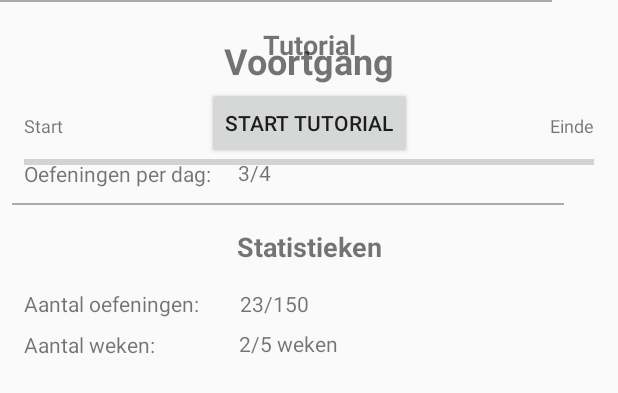
After one commit to s1086439/IPMEDT4_H, an Android app: the layout activity_profile.xml on its own in the app's theme, with its tools: preview values and no code run, on a phone screen of 412 x 824 dp. The commit adds this screen. Shown: the top 393 px of the screen. Run offline under Robolectric (Android 15) with nearby library versions, the phone set to English and light mode, and no system bars.

Commit message:
Voortgang activity gemaakt

```diff
--- /dev/null
+++ b/app/src/main/res/layout/activity_profile.xml
@@ -0,0 +1,202 @@
+<?xml version="1.0" encoding="utf-8"?>
+<android.support.constraint.ConstraintLayout
+    xmlns:android="http://schemas.android.com/apk/res/android"
+    xmlns:app="http://schemas.android.com/apk/res-auto"
+    xmlns:tools="http://schemas.android.com/tools"
+    android:layout_width="match_parent"
+    android:layout_height="match_parent">
+
+    <ProgressBar
+        android:id="@+id/progressBar"
+        style="?android:attr/progressBarStyleHorizontal"
+        android:layout_width="0dp"
+        android:layout_height="wrap_content"
+        android:layout_marginLeft="16dp"
+        app:layout_constraintLeft_toLeftOf="parent"
+        android:layout_marginRight="16dp"
+        app:layout_constraintRight_toRightOf="parent"
+        app:layout_constraintHorizontal_bias="0.0"
+        android:layout_marginStart="16dp"
+        android:layout_marginEnd="16dp"
+        android:layout_marginTop="43dp"
+        app:layout_constraintTop_toBottomOf="@+id/textView2" />
+
+    <TextView
+        android:id="@+id/textView2"
+        android:layout_width="wrap_content"
+        android:layout_height="wrap_content"
+        android:layout_marginEnd="8dp"
+        android:layout_marginLeft="8dp"
+        android:layout_marginRight="8dp"
+        android:layout_marginStart="8dp"
+        android:layout_marginTop="24dp"
+        android:text="Voortgang"
+        android:textSize="24sp"
+        android:textStyle="bold"
+        app:layout_constraintHorizontal_bias="0.501"
+        app:layout_constraintLeft_toLeftOf="parent"
+        app:layout_constraintRight_toRightOf="parent"
+        app:layout_constraintTop_toTopOf="parent" />
+
+    <View
+        android:layout_width="368dp"
+        android:layout_height="1dp"
+        android:background="@android:color/darker_gray"
+        android:id="@+id/view"
+        android:layout_marginTop="19dp"
+        app:layout_constraintTop_toBottomOf="@+id/progressBar"
+        android:layout_marginRight="8dp"
+        app:layout_constraintRight_toRightOf="parent"
+        android:layout_marginLeft="8dp"
+        app:layout_constraintLeft_toLeftOf="parent"
+        android:layout_marginStart="8dp"
+        android:layout_marginEnd="8dp"
+        app:layout_constraintHorizontal_bias="0.0" />
+
+    <View
+        android:id="@+id/view2"
+        android:layout_width="368dp"
+        android:layout_height="1dp"
+        android:layout_marginEnd="8dp"
+        android:layout_marginStart="8dp"
+        android:background="@android:color/darker_gray"
+        tools:layout_editor_absoluteX="8dp"
+        tools:layout_editor_absoluteY="271dp" />
+
+    <TextView
+        android:id="@+id/textView3"
+        android:layout_width="wrap_content"
+        android:layout_height="wrap_content"
+        android:layout_marginTop="8dp"
+        android:text="Aantal weken:"
+        app:layout_constraintTop_toBottomOf="@+id/textView5"
+        android:layout_marginLeft="16dp"
+        app:layout_constraintLeft_toLeftOf="parent" />
+
+    <TextView
+        android:id="@+id/textView6"
+        android:layout_width="wrap_content"
+        android:layout_height="wrap_content"
+        android:text="23/150"
+        app:layout_constraintLeft_toRightOf="@+id/textView5"
+        android:layout_marginLeft="27dp"
+        android:layout_marginRight="8dp"
+        app:layout_constraintRight_toRightOf="parent"
+        app:layout_constraintHorizontal_bias="0.0"
+        android:layout_marginTop="16dp"
+        app:layout_constraintTop_toBottomOf="@+id/textView10" />
+
+    <TextView
+        android:id="@+id/textView5"
+        android:layout_width="wrap_content"
+        android:layout_height="wrap_content"
+        android:text="Aantal oefeningen:"
+        android:layout_marginLeft="16dp"
+        app:layout_constraintLeft_toLeftOf="parent"
+        android:layout_marginTop="16dp"
+        app:layout_constraintTop_toBottomOf="@+id/textView10" />
+
+    <TextView
+        android:id="@+id/textView7"
+        android:layout_width="wrap_content"
+        android:layout_height="wrap_content"
+        android:layout_marginLeft="56dp"
+        android:layout_marginTop="7dp"
+        android:text="2/5 weken"
+        app:layout_constraintLeft_toRightOf="@+id/textView3"
+        app:layout_constraintTop_toBottomOf="@+id/textView6"
+        android:layout_marginRight="8dp"
+        app:layout_constraintRight_toRightOf="parent"
+        app:layout_constraintHorizontal_bias="0.0" />
+
+    <TextView
+        android:id="@+id/textView8"
+        android:layout_width="wrap_content"
+        android:layout_height="wrap_content"
+        android:layout_marginLeft="16dp"
+        android:layout_marginTop="7dp"
+        android:text="Oefeningen per dag:"
+        app:layout_constraintLeft_toLeftOf="parent"
+        app:layout_constraintTop_toBottomOf="@+id/textView3"
+        android:layout_marginBottom="16dp"
+        app:layout_constraintBottom_toTopOf="@+id/view2" />
+
+    <TextView
+        android:id="@+id/textView9"
+        android:layout_width="wrap_content"
+        android:layout_height="wrap_content"
+        android:layout_marginLeft="18dp"
+        android:layout_marginTop="7dp"
+        android:text="3/4"
+        app:layout_constraintLeft_toRightOf="@+id/textView8"
+        app:layout_constraintTop_toBottomOf="@+id/textView7"
+        android:layout_marginRight="8dp"
+        app:layout_constraintRight_toRightOf="parent"
+        app:layout_constraintHorizontal_bias="0.0"
+        android:layout_marginBottom="16dp"
+        app:layout_constraintBottom_toTopOf="@+id/view2" />
+
+    <TextView
+        android:id="@+id/textView10"
+        android:layout_width="wrap_content"
+        android:layout_height="wrap_content"
+        android:text="Statistieken"
+        android:textSize="18sp"
+        android:textStyle="bold"
+        android:layout_marginTop="15dp"
+        app:layout_constraintTop_toBottomOf="@+id/view"
+        android:layout_marginRight="8dp"
+        app:layout_constraintRight_toRightOf="parent"
+        android:layout_marginLeft="8dp"
+        app:layout_constraintLeft_toLeftOf="parent"
+        app:layout_constraintHorizontal_bias="0.501" />
+
+    <TextView
+        android:id="@+id/textView11"
+        android:layout_width="wrap_content"
+        android:layout_height="wrap_content"
+        android:text="Start"
+        android:textSize="12sp"
+        android:layout_marginBottom="8dp"
+        app:layout_constraintBottom_toTopOf="@+id/progressBar"
+        android:layout_marginLeft="16dp"
+        app:layout_constraintLeft_toLeftOf="parent" />
+
+    <TextView
+        android:id="@+id/textView12"
+        android:layout_width="wrap_content"
+        android:layout_height="wrap_content"
+        android:layout_marginBottom="8dp"
+        android:text="Einde"
+        android:textSize="12sp"
+        app:layout_constraintBottom_toTopOf="@+id/progressBar"
+        android:layout_marginRight="16dp"
+        app:layout_constraintRight_toRightOf="parent" />
+
+    <TextView
+        android:id="@+id/textView4"
+        android:layout_width="wrap_content"
+        android:layout_height="wrap_content"
+        android:layout_marginLeft="8dp"
+        android:layout_marginRight="8dp"
+        android:layout_marginTop="16dp"
+        android:text="Tutorial"
+        android:textSize="18sp"
+        android:textStyle="bold"
+        app:layout_constraintLeft_toLeftOf="parent"
+        app:layout_constraintRight_toRightOf="parent"
+        app:layout_constraintTop_toBottomOf="@+id/view2" />
+
+    <Button
+        android:id="@+id/button"
+        android:layout_width="wrap_content"
+        android:layout_height="wrap_content"
+        android:text="Start tutorial"
+        android:layout_marginTop="16dp"
+        app:layout_constraintTop_toBottomOf="@+id/textView4"
+        android:layout_marginLeft="8dp"
+        app:layout_constraintLeft_toLeftOf="parent"
+        android:layout_marginRight="8dp"
+        app:layout_constraintRight_toRightOf="parent" />
+
+</android.support.constraint.ConstraintLayout>
--- a/app/src/main/res/values/colors.xml
+++ b/app/src/main/res/values/colors.xml
@@ -13,7 +13,7 @@
 
     <!-- dots inactive colors -->
     <color name="dot_dark_screen1">#9E9E9E</color>
-    <color name="dot_dark_screen2">#9E9E9E</color>
+    <color name="dot_dark_screen2">#9e9e9e</color>
     <color name="dot_dark_screen3">#9E9E9E</color>
     <color name="dot_dark_screen4">#9E9E9E</color>
 
```
